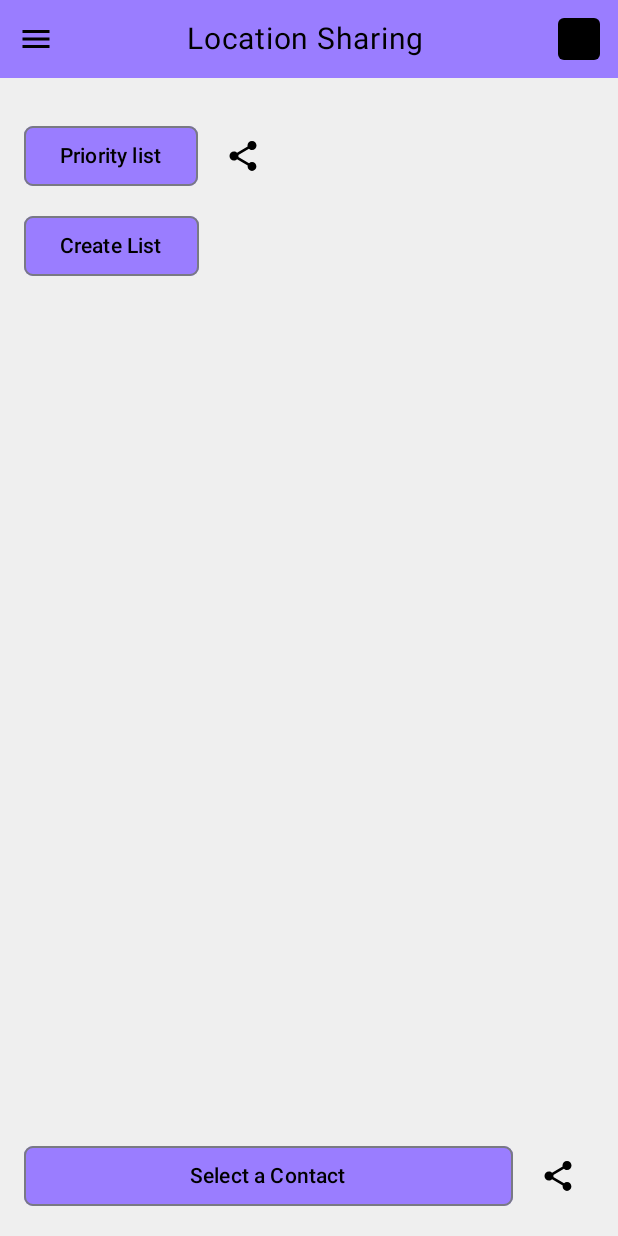
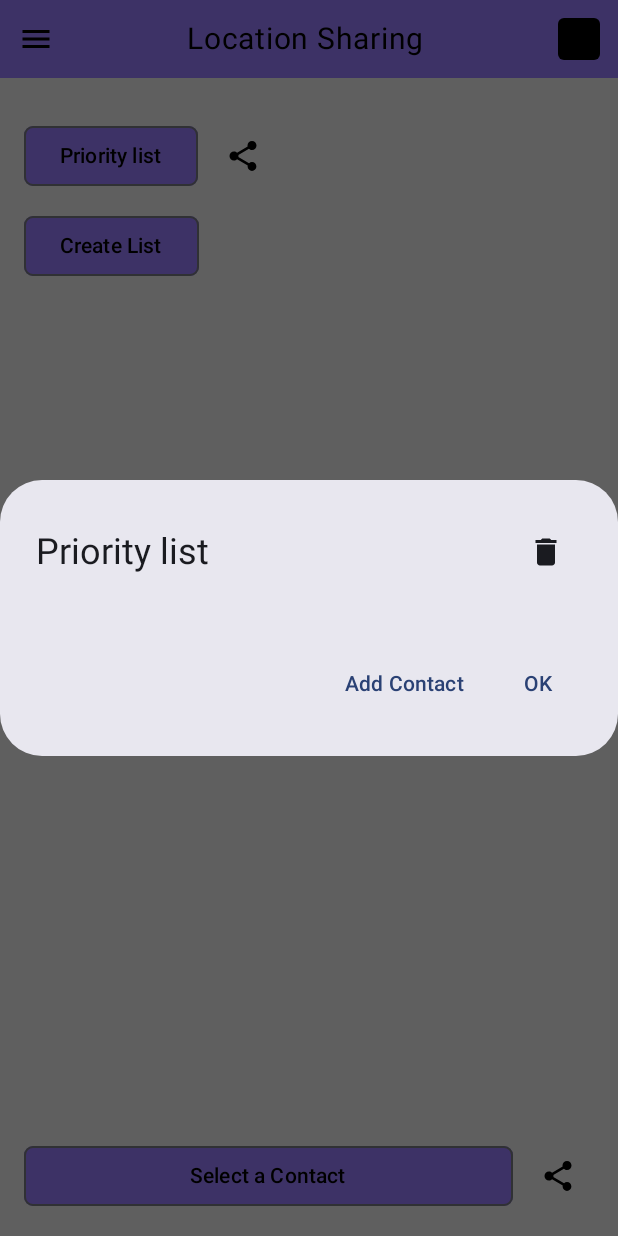
Before and after one commit to MIT-Mentors/smart-sight, an Android app built with Jetpack Compose: the composable Location_Display shown on its own in the app's theme, after a tap on "Priority list", on a phone screen of 412 x 824 dp. Run offline under Robolectric (Android 15) with nearby library versions, the phone set to English and light mode, and no system bars.

Commit message:
Added json file to store list of contacts permanently

```diff
--- a/app/src/main/AndroidManifest.xml
+++ b/app/src/main/AndroidManifest.xml
@@ -3,6 +3,8 @@
     <uses-permission android:name="android.permission.BLUETOOTH_CONNECT"/>
     <uses-permission android:name="android.permission.ACCESS_NETWORK_STATE"/>
     <uses-permission android:name="android.permission.INTERNET"/>
+    <uses-permission android:name="android.permission.ACCESS_FINE_LOCATION" />
+    <uses-permission android:name="android.permission.ACCESS_COARSE_LOCATION" />
 
     <application
         android:allowBackup="true"
--- a/app/src/main/java/com/example/smartsight/LocationSharing.kt
+++ b/app/src/main/java/com/example/smartsight/LocationSharing.kt
@@ -23,6 +23,18 @@ import androidx.compose.ui.unit.sp
 import androidx.core.content.ContextCompat
 import androidx.core.content.PermissionChecker
 import androidx.navigation.NavController
+import android.content.Context
+import android.content.pm.PackageManager
+import androidx.compose.material.icons.filled.Delete
+import com.google.gson.Gson
+import com.google.gson.reflect.TypeToken
+import androidx.activity.compose.rememberLauncherForActivityResult
+import androidx.activity.result.contract.ActivityResultContracts
+
+
+
+data class ContactList(val name: String, val contacts: MutableList<String>)
+
 
 // Helper function to fetch contacts
 fun fetchContacts(contentResolver: ContentResolver): List<String> {
@@ -49,11 +61,26 @@ fun fetchContacts(contentResolver: ContentResolver): List<String> {
 fun Location_Display(navController: NavController) {
     var showDialog by remember { mutableStateOf(false) }
     var newListName by remember { mutableStateOf("") }
-    val lists = remember { mutableStateListOf<String>("Priority list") }
 
     var showContactsDialog by remember { mutableStateOf(false) }
     val context = LocalContext.current
+    val lists = remember { loadLists(context).toMutableStateList() }
     var contacts by remember { mutableStateOf<List<String>>(emptyList()) }
+    val selectedContacts = remember { mutableStateListOf<String>() }
+    var viewedList by remember { mutableStateOf<ContactList?>(null) }
+    val currentList = viewedList
+    var isCreatingList by remember { mutableStateOf(false) }
+    val launcher = rememberLauncherForActivityResult(
+        contract = ActivityResultContracts.RequestPermission(),
+        onResult = { isGranted ->
+            if (isGranted) {
+                // Permission was granted by the user, now we can fetch contacts
+                // Note: We might need to trigger the action again
+            } else {
+                // Permission was denied
+            }
+        }
+    )
 
     Column(
         modifier = Modifier
@@ -99,16 +126,33 @@ fun Location_Display(navController: NavController) {
                 .fillMaxWidth()
                 .padding(start = 16.dp)
         ) {
-            lists.forEach { listName ->
+            lists.forEach { listObject ->
                 Spacer(modifier = Modifier.height(8.dp))
-                ListButton(listName)
+                // Pass the list and the function to run onClick
+                ListButton(
+                    list = listObject,
+                    onListClicked = { selectedList ->
+                        viewedList = selectedList
+                    }
+                )
             }
 
             Spacer(modifier = Modifier.height(12.dp))
 
             // Create list button
             OutlinedButton(
-                onClick = { showDialog = true },
+                onClick = {
+                    val permissionCheckResult = ContextCompat.checkSelfPermission(context, Manifest.permission.READ_CONTACTS)
+                    if (permissionCheckResult == PackageManager.PERMISSION_GRANTED) {
+                        contacts = fetchContacts(context.contentResolver)
+
+                        isCreatingList = true
+                        showContactsDialog = true // This now opens the contacts dialog
+                    }else {
+                        // Permission has not been granted, launch the request
+                        launcher.launch(Manifest.permission.READ_CONTACTS)
+                    }
+                          },
                 shape = RoundedCornerShape(6.dp),
                 colors = ButtonDefaults.outlinedButtonColors(containerColor = Color(0xFF9A7DFF))
             ) {
@@ -135,7 +179,7 @@ fun Location_Display(navController: NavController) {
                         contacts = fetchContacts(context.contentResolver)
                         showContactsDialog = true
                     } else {
-                        // TODO: Ask for permission with Accompanist Permissions or ActivityResultLauncher
+                        launcher.launch(Manifest.permission.READ_CONTACTS)
                     }
                 },
                 modifier = Modifier.weight(1f),
@@ -167,8 +211,13 @@ fun Location_Display(navController: NavController) {
             confirmButton = {
                 TextButton(onClick = {
                     if (newListName.isNotBlank()) {
-                        lists.add(newListName)
+                        val newList = ContactList(name = newListName, contacts = selectedContacts.toMutableList())
+                        lists.add(newList)
+
+                        saveLists(context, lists)
+
                         newListName = ""
+                        selectedContacts.clear()
                     }
                     showDialog = false
                 }) {
@@ -186,6 +235,94 @@ fun Location_Display(navController: NavController) {
         )
     }
 
+    // Dialog to show contacts in a list
+    if (currentList != null) {
+        AlertDialog(
+            onDismissRequest = { viewedList = null },
+            // Use the safe copy for the title
+            title = {
+                Row(
+                    modifier = Modifier.fillMaxWidth(),
+                    verticalAlignment = Alignment.CenterVertically,
+                    horizontalArrangement = Arrangement.SpaceBetween
+                ) {
+                    Text(text = currentList.name)
+                    IconButton(onClick = {
+                        // 1. Remove the list from our main list
+                        lists.remove(currentList)
+
+                        // 2. Save the changes to storage
+                        saveLists(context, lists)
+
+                        // 3. Close the dialog
+                        viewedList = null
+                    }) {
+                        Icon(
+                            imageVector = Icons.Default.Delete,
+                            contentDescription = "Delete List"
+                        )
+                    }
+                }
+            },
+            text = {
+                LazyColumn {
+                    items(currentList.contacts) { contact ->
+                        Row(
+                            modifier = Modifier.fillMaxWidth(),
+                            verticalAlignment = Alignment.CenterVertically,
+                            horizontalArrangement = Arrangement.SpaceBetween
+                        ) {
+                            Text(contact, modifier = Modifier.padding(vertical = 4.dp))
+
+                            IconButton(onClick = {
+                                // 1. Find the list to update in the main 'lists' state
+                                val listToUpdate = lists.find { it.name == currentList.name }
+
+                                // 2. Remove the specific contact from that list
+                                listToUpdate?.contacts?.remove(contact)
+
+                                // 3. Save the updated lists to storage
+                                saveLists(context, lists)
+
+                                // 4. Refresh the dialog's view with the updated list
+                                viewedList = listToUpdate?.copy()
+                            }) {
+                                Icon(
+                                    imageVector = Icons.Default.Delete,
+                                    contentDescription = "Remove Contact"
+                                )
+                            }
+                        }
+                    }
+                }
+            },
+            confirmButton = {
+                TextButton(onClick = { viewedList = null }) {
+                    Text("OK")
+                }
+            },
+            dismissButton = {
+                TextButton(onClick = {
+                    val permission = ContextCompat.checkSelfPermission(
+                        context,
+                        Manifest.permission.READ_CONTACTS
+                    )
+                    if (permission == PermissionChecker.PERMISSION_GRANTED) {
+                        contacts = fetchContacts(context.contentResolver)
+                        isCreatingList = false
+                        contacts = fetchContacts(context.contentResolver)
+                        showContactsDialog = true
+                    } else {
+                        launcher.launch(Manifest.permission.READ_CONTACTS)
+                    }
+                     })
+                {
+                    Text("Add Contact")
+                }
+            }
+        )
+    }
+
     // Contacts Dialog
     if (showContactsDialog) {
         AlertDialog(
@@ -198,18 +335,65 @@ fun Location_Display(navController: NavController) {
                         .fillMaxWidth()
                 ) {
                     items(contacts) { contact ->
-                        TextButton(onClick = {
-                            // TODO: Handle contact selection
-                            showContactsDialog = false
-                        }) {
-                            Text(contact)
+                        // Row to hold checkbox and text
+                        Row(
+                            verticalAlignment = Alignment.CenterVertically,
+                            modifier = Modifier
+                                .fillMaxWidth()
+                                .clickable {
+                                    // This is the logic to select/deselect
+                                    if (selectedContacts.contains(contact)) {
+                                        selectedContacts.remove(contact)
+                                    } else {
+                                        selectedContacts.add(contact)
+                                    }
+                                }
+                                .padding(8.dp)
+                        ) {
+                            Checkbox(
+                                // Checked if the contact is in our list
+                                checked = selectedContacts.contains(contact),
+                                onCheckedChange = { isChecked ->
+                                    // This logic also selects/deselects
+                                    if (isChecked) {
+                                        selectedContacts.add(contact)
+                                    } else {
+                                        selectedContacts.remove(contact)
+                                    }
+                                }
+                            )
+                            Spacer(modifier = Modifier.width(8.dp))
+                            Text(text = contact)
                         }
                     }
                 }
             },
             confirmButton = {
-                TextButton(onClick = { showContactsDialog = false }) {
-                    Text("Close")
+                TextButton(onClick = {
+                    if (isCreatingList) {
+                        // If CREATING a new list, ask for a name.
+                        showContactsDialog = false
+                        showDialog = true
+                    } else {
+                        // If ADDING to an existing list...
+                        // 1. Find the list we are editing.
+                        val listToUpdate = lists.find { it.name == viewedList?.name }
+
+                        // 2. Add the newly selected contacts to it.
+                        listToUpdate?.contacts?.addAll(selectedContacts)
+
+                        // 3. Save the changes.
+                        saveLists(context, lists)
+
+                        // 4. Clear selections and close the dialog.
+                        selectedContacts.clear()
+                        showContactsDialog = false
+
+                        // 5. Refresh the view dialog.
+                        viewedList = listToUpdate?.copy()
+                    }
+                }) {
+                    Text("Confirm")
                 }
             }
         )
@@ -217,14 +401,14 @@ fun Location_Display(navController: NavController) {
 }
 
 @Composable
-fun ListButton(text: String) {
+fun ListButton(list: ContactList, onListClicked: (ContactList) -> Unit) {
     Row(verticalAlignment = Alignment.CenterVertically) {
         OutlinedButton(
-            onClick = { },
+            onClick = { onListClicked(list) },
             shape = RoundedCornerShape(6.dp),
             colors = ButtonDefaults.outlinedButtonColors(containerColor = Color(0xFF9A7DFF))
         ) {
-            Text(text, color = Color.Black)
+            Text(list.name, color = Color.Black)
         }
         Spacer(modifier = Modifier.width(6.dp))
         IconButton(onClick = { }) {
@@ -232,3 +416,42 @@ fun ListButton(text: String) {
         }
     }
 }
+
+// Function to save the lists
+fun saveLists(context: Context, lists: List<ContactList>) {
+    // 1. Get a reference to SharedPreferences
+    val sharedPreferences = context.getSharedPreferences("SmartSightApp", Context.MODE_PRIVATE)
+
+    // 2. Create a Gson object
+    val gson = Gson()
+
+    // 3. Convert our list of ContactList objects into a JSON string
+    val jsonString = gson.toJson(lists)
+
+    // 4. Save the string
+    sharedPreferences.edit().putString("contact_lists", jsonString).apply()
+}
+
+
+// Function to load the lists
+fun loadLists(context: Context): MutableList<ContactList> {
+    val sharedPreferences = context.getSharedPreferences("SmartSightApp", Context.MODE_PRIVATE)
+    val gson = Gson()
+
+    val jsonString = sharedPreferences.getString("contact_lists", null)
+
+    // Start with an empty list or the loaded list
+    val loadedLists: MutableList<ContactList> = if (jsonString.isNullOrEmpty()) {
+        mutableListOf()
+    } else {
+        val type = object : TypeToken<MutableList<ContactList>>() {}.type
+        gson.fromJson(jsonString, type)
+    }
+
+    // If, after loading, the list is empty, add the default one
+    if (loadedLists.isEmpty()) {
+        loadedLists.add(ContactList(name = "Priority list", contacts = mutableListOf()))
+    }
+
+    return loadedLists
+}
--- a/app/src/main/java/com/example/smartsight/MainActivity.kt
+++ b/app/src/main/java/com/example/smartsight/MainActivity.kt
@@ -44,7 +44,7 @@ class MainActivity : ComponentActivity() {
             SmartSightTheme {
                 Surface(modifier = Modifier.fillMaxSize(), color = MaterialTheme.colorScheme.background) {
                     val navController = rememberNavController()
-                    NavHost(navController = navController, startDestination = "status_screen") {
+                    NavHost(navController = navController, startDestination = "Location") {
                         composable("status_screen") {
                             // Call the AppScreen from StatusPage.kt
                             AppScreen(navController = navController)
```
Also changed, not shown: app/build.gradle.kts (+9 -0 lines), 2 other files.
